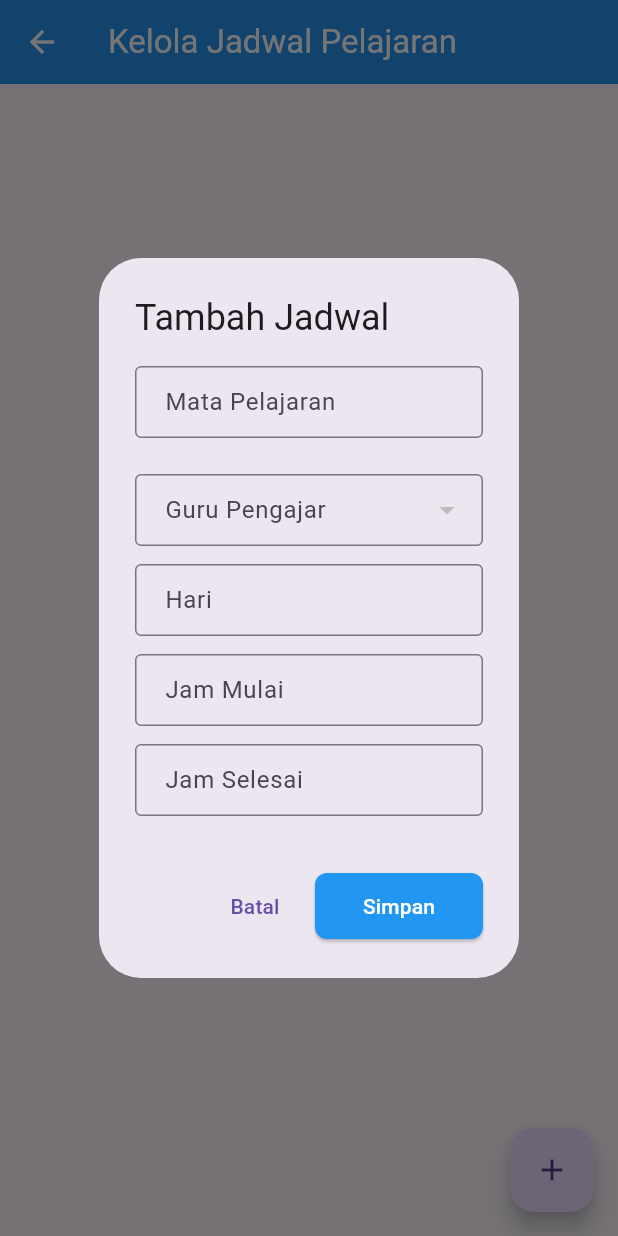
After one commit to zaki473/uasmobile, a Flutter app: the ManageSchedulePage screen opened directly, after a tap on the "add" icon, on a phone screen of 412 x 824 dp. The commit adds this screen. Run offline on Flutter 3.47's test engine with Material 3 defaults, Android fonts, the light colour scheme and no system bars; our stand-ins replace cloud_firestore, firebase_auth, firebase_core, flutter_local_notifications, pdf, printing; accounts and stored records are empty.

Commit message:
jadwal pelajaran terbaru

```diff
--- /dev/null
+++ b/lib/screens/manage_schedule.dart
@@ -0,0 +1,279 @@
+import 'package:flutter/material.dart';
+import 'package:cloud_firestore/cloud_firestore.dart';
+
+class ManageSchedulePage extends StatefulWidget {
+  @override
+  _ManageSchedulePageState createState() => _ManageSchedulePageState();
+}
+
+class _ManageSchedulePageState extends State<ManageSchedulePage> {
+  final CollectionReference scheduleCollection = FirebaseFirestore.instance
+      .collection('jadwal_pelajaran');
+
+  // Controllers
+  final TextEditingController mapelC = TextEditingController();
+  final TextEditingController hariC = TextEditingController();
+  final TextEditingController mulaiC = TextEditingController();
+  final TextEditingController selesaiC = TextEditingController();
+
+  // Dropdown
+  String? selectedGuruId;
+  String? selectedGuruName;
+
+  List<Map<String, dynamic>> guruList = [];
+
+  // Ambil data guru
+  Future<void> loadGuru() async {
+    final snapshot = await FirebaseFirestore.instance
+        .collection('users')
+        .where('role', isEqualTo: 'guru')
+        .get();
+
+    guruList = snapshot.docs
+        .map((d) => {'id': d.id, 'nama': d['nama']})
+        .toList();
+
+    setState(() {});
+  }
+
+  @override
+  void initState() {
+    super.initState();
+    loadGuru();
+  }
+
+  void clearFields() {
+    mapelC.clear();
+    hariC.clear();
+    mulaiC.clear();
+    selesaiC.clear();
+    selectedGuruId = null;
+    selectedGuruName = null;
+  }
+
+  // ----------------------------
+  //   ADD DIALOG
+  // ----------------------------
+  void showAddDialog() {
+    clearFields();
+
+    showDialog(
+      context: context,
+      builder: (context) {
+        return AlertDialog(
+          title: Text("Tambah Jadwal"),
+          content: SingleChildScrollView(
+            child: Column(
+              children: [
+                field("Mata Pelajaran", mapelC),
+
+                SizedBox(height: 12),
+
+                // 🔵 FIXED DROPDOWN
+                DropdownButtonFormField<String>(
+                  value: selectedGuruId,
+                  items: guruList.map((guru) {
+                    return DropdownMenuItem<String>(
+                      value: guru['id'],
+                      child: Text(guru['nama']),
+                    );
+                  }).toList(),
+                  onChanged: (value) {
+                    setState(() {
+                      selectedGuruId = value;
+                      selectedGuruName = guruList.firstWhere(
+                        (e) => e['id'] == value,
+                      )['nama'];
+                    });
+                  },
+                  decoration: InputDecoration(
+                    labelText: "Guru Pengajar",
+                    border: OutlineInputBorder(),
+                  ),
+                ),
+
+                SizedBox(height: 12),
+                field("Hari", hariC),
+                field("Jam Mulai", mulaiC),
+                field("Jam Selesai", selesaiC),
+              ],
+            ),
+          ),
+          actions: [
+            TextButton(
+              child: Text("Batal"),
+              onPressed: () => Navigator.pop(context),
+            ),
+            ElevatedButton(
+              child: Text("Simpan"),
+              onPressed: () async {
+                if (selectedGuruId == null) return;
+
+                await scheduleCollection.add({
+                  "mapel": mapelC.text,
+                  "guru": selectedGuruName,
+                  "guruId": selectedGuruId,
+                  "hari": hariC.text,
+                  "jam_mulai": mulaiC.text,
+                  "jam_selesai": selesaiC.text,
+                });
+
+                Navigator.pop(context);
+              },
+            ),
+          ],
+        );
+      },
+    );
+  }
+
+  // ----------------------------
+  //   EDIT DIALOG
+  // ----------------------------
+  void showEditDialog(String id, Map<String, dynamic> data) {
+    mapelC.text = data['mapel'];
+    hariC.text = data['hari'];
+    mulaiC.text = data['jam_mulai'];
+    selesaiC.text = data['jam_selesai'];
+
+    selectedGuruId = data['guruId'];
+    selectedGuruName = data['guru'];
+
+    showDialog(
+      context: context,
+      builder: (context) {
+        return AlertDialog(
+          title: Text("Edit Jadwal"),
+          content: SingleChildScrollView(
+            child: Column(
+              children: [
+                field("Mata Pelajaran", mapelC),
+
+                SizedBox(height: 12),
+
+                DropdownButtonFormField<String>(
+                  value: selectedGuruId,
+                  items: guruList.map((guru) {
+                    return DropdownMenuItem<String>(
+                      value: guru['id'],
+                      child: Text(guru['nama']),
+                    );
+                  }).toList(),
+                  onChanged: (value) {
+                    setState(() {
+                      selectedGuruId = value;
+                      selectedGuruName = guruList.firstWhere(
+                        (e) => e['id'] == value,
+                      )['nama'];
+                    });
+                  },
+                  decoration: InputDecoration(
+                    labelText: "Guru Pengajar",
+                    border: OutlineInputBorder(),
+                  ),
+                ),
+
+                SizedBox(height: 12),
+                field("Hari", hariC),
+                field("Jam Mulai", mulaiC),
+                field("Jam Selesai", selesaiC),
+              ],
+            ),
+          ),
+          actions: [
+            TextButton(
+              child: Text("Batal"),
+              onPressed: () => Navigator.pop(context),
+            ),
+            ElevatedButton(
+              child: Text("Update"),
+              onPressed: () async {
+                await scheduleCollection.doc(id).update({
+                  "mapel": mapelC.text,
+                  "guru": selectedGuruName,
+                  "guruId": selectedGuruId, // sesuai Firestore
+                  "guru_id": selectedGuruId, // ikut diset juga biar tidak null
+                  "hari": hariC.text,
+                  "jam_mulai": mulaiC.text,
+                  "jam_selesai": selesaiC.text,
+                });
+              },
+            ),
+          ],
+        );
+      },
+    );
+  }
+
+  // Field Widget
+  Widget field(String label, TextEditingController c) {
+    return Padding(
+      padding: EdgeInsets.only(bottom: 12),
+      child: TextField(
+        controller: c,
+        decoration: InputDecoration(
+          labelText: label,
+          border: OutlineInputBorder(),
+        ),
+      ),
+    );
+  }
+
+  void deleteJadwal(String id) async {
+    await scheduleCollection.doc(id).delete();
+  }
+
+  @override
+  Widget build(BuildContext context) {
+    return Scaffold(
+      appBar: AppBar(title: Text("Kelola Jadwal Pelajaran")),
+      floatingActionButton: FloatingActionButton(
+        child: Icon(Icons.add),
+        onPressed: showAddDialog,
+      ),
+      body: StreamBuilder<QuerySnapshot>(
+        stream: scheduleCollection.snapshots(),
+        builder: (context, snapshot) {
+          if (!snapshot.hasData)
+            return Center(child: CircularProgressIndicator());
+
+          final docs = snapshot.data!.docs;
+
+          return ListView.builder(
+            itemCount: docs.length,
+            itemBuilder: (context, i) {
+              final data = docs[i].data() as Map<String, dynamic>;
+
+              return Card(
+                margin: EdgeInsets.all(12),
+                child: ListTile(
+                  title: Text(data['mapel']),
+                  subtitle: Text(
+                    "${data['guru']} • ${data['hari']} • ${data['jam_mulai']} - ${data['jam_selesai']}",
+                  ),
+                  trailing: Row(
+                    mainAxisSize: MainAxisSize.min,
+                    children: [
+                      IconButton(
+                        icon: Icon(Icons.edit, color: Colors.blue),
+                        onPressed: () {
+                          showEditDialog(docs[i].id, data);
+                        },
+                      ),
+                      IconButton(
+                        icon: Icon(Icons.delete, color: Colors.red),
+                        onPressed: () {
+                          deleteJadwal(docs[i].id);
+                        },
+                      ),
+                    ],
+                  ),
+                ),
+              );
+            },
+          );
+        },
+      ),
+    );
+  }
+}
--- a/lib/screens/teacher_dashboard.dart
+++ b/lib/screens/teacher_dashboard.dart
@@ -1,6 +1,7 @@
 import 'package:flutter/material.dart';
 import 'package:provider/provider.dart';
 import '../providers/auth_provider.dart';
+import 'view_schedules.dart';
 import 'input_grade.dart';
 import 'login_screen.dart';
 
@@ -47,6 +48,7 @@ class _TeacherDashboardState extends State<TeacherDashboard> {
       'subtitle': 'Lihat jadwal kelas Anda',
       'icon': Icons.calendar_month_outlined,
       'color': Colors.purple,
+      'page': ViewSchedulePage(),
       'page': Scaffold(
         appBar: AppBar(title: const Text('Jadwal Mengajar')),
         body: const Center(child: Text('Halaman Jadwal Mengajar')),
```
Also changed, not shown: lib/screens/admin_dashboard.dart (+13 -17 lines), lib/screens/view_schedules.dart (added, +52 -0 lines), pubspec.lock.
